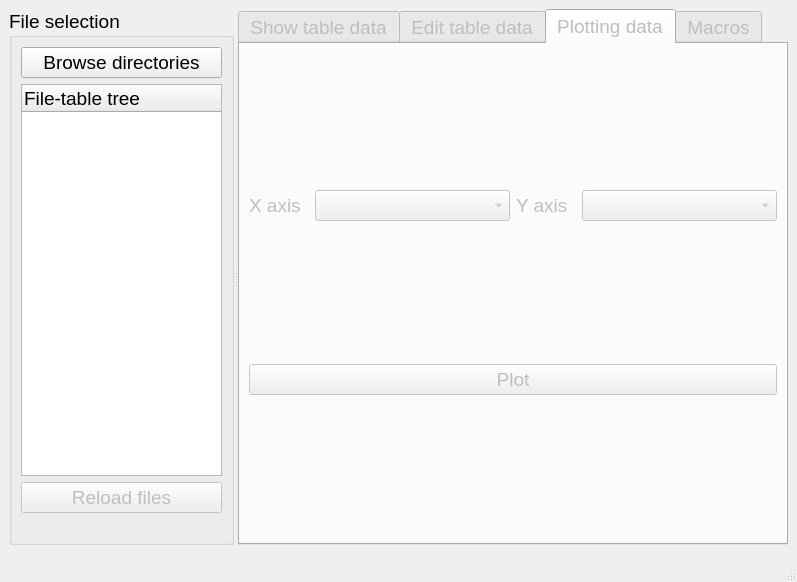
Before: the Qt Designer form mainwindow_tabs.ui in lcubrilo/Brillo, drawn with Qt 5.
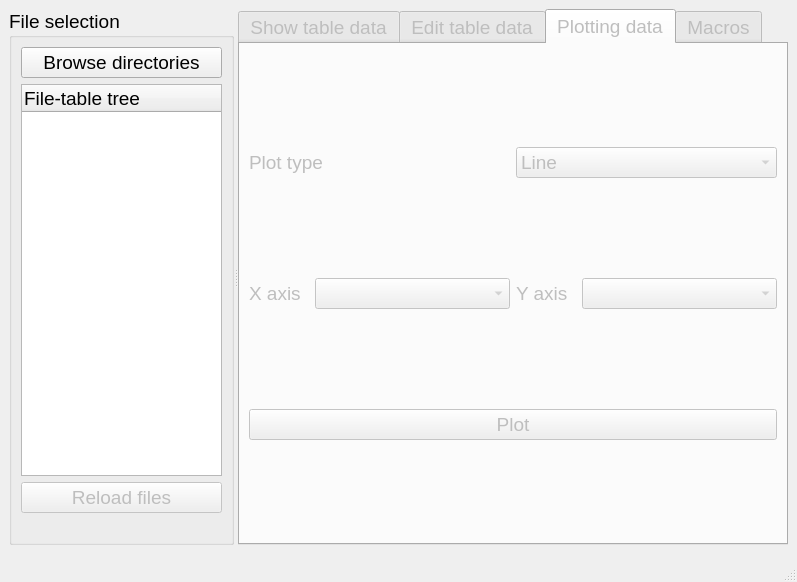
After: the same form once the commit is applied. The open tabs and pages were chosen to show the change.

Diff of the .ui file:
```diff
--- a/mainwindow_tabs.ui
+++ b/mainwindow_tabs.ui
@@ -469,6 +469,31 @@
          <string>Plotting data</string>
         </attribute>
         <layout class="QVBoxLayout" name="verticalLayout_4">
+         <item>
+          <layout class="QHBoxLayout" name="horizontalLayout_7">
+           <item>
+            <widget class="QLabel" name="plotTypeLabel">
+             <property name="text">
+              <string>Plot type</string>
+             </property>
+            </widget>
+           </item>
+           <item>
+            <widget class="QComboBox" name="plotTypeCombo">
+             <item>
+              <property name="text">
+               <string>Line</string>
+              </property>
+             </item>
+             <item>
+              <property name="text">
+               <string>Dotted</string>
+              </property>
+             </item>
+            </widget>
+           </item>
+          </layout>
+         </item>
          <item>
           <layout class="QHBoxLayout" name="horizontalLayout_4">
            <item>
```
Left out of the diff: 9 changed lines with no effect on the pictures.
